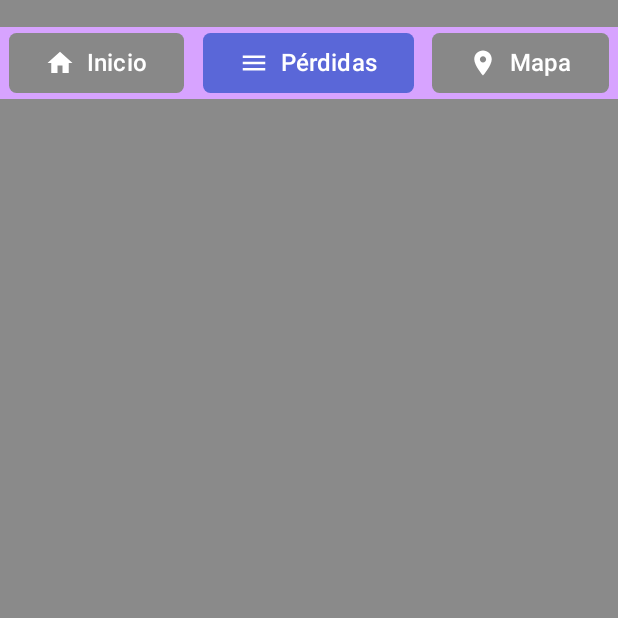
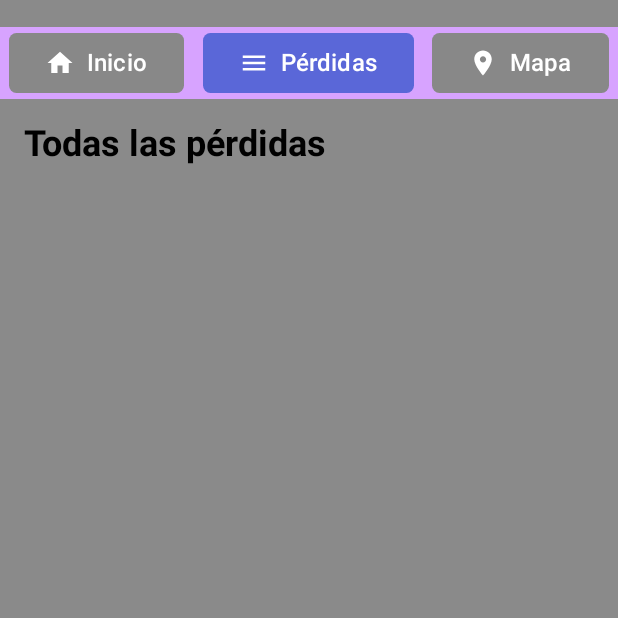
Before and after one commit to fmoorenoo/PerdidasLanzarote, an Android app built with Jetpack Compose: the screen it shows after launch (MainActivity), after a tap on "Pérdidas", on a phone screen of 412 x 824 dp, the top half of it. Run offline under Robolectric (Android 15) with nearby library versions, the phone set to English and light mode, and no system bars; our stand-ins replace Room's generated code.

Commit message:
Título y sección para mostrar todas las pérdidas

```diff
--- a/app/src/main/java/org/iesharia/perdidaslanzarote/view/LostItemsScreen.kt
+++ b/app/src/main/java/org/iesharia/perdidaslanzarote/view/LostItemsScreen.kt
@@ -1,9 +1,38 @@
 package org.iesharia.perdidaslanzarote.view
 
-import androidx.compose.runtime.Composable
+import androidx.compose.foundation.layout.*
+import androidx.compose.material3.*
+import androidx.compose.runtime.*
+import androidx.compose.ui.Modifier
+import androidx.compose.ui.platform.LocalContext
+import androidx.compose.ui.text.font.FontWeight
+import androidx.compose.ui.unit.dp
+import androidx.compose.ui.unit.sp
+import org.iesharia.perdidaslanzarote.model.entities.LostItem
 import org.iesharia.perdidaslanzarote.viewmodel.AppViewModel
 
 @Composable
 fun LostItemsScreen(appViewModel: AppViewModel) {
+    val lostItems by appViewModel.getAllLostItems().collectAsState(initial = emptyList())
+    var showEditor by remember { mutableStateOf(false) }
+    var itemToEdit by remember { mutableStateOf<LostItem?>(null) }
 
+    val context = LocalContext.current
+
+    Column(
+        modifier = Modifier
+            .fillMaxSize(),
+        verticalArrangement = Arrangement.spacedBy(8.dp)
+    ) {
+        Text(
+            text = "Todas las pérdidas",
+            fontWeight = FontWeight.Bold,
+            fontSize = 24.sp,
+            modifier = Modifier.padding(bottom = 8.dp)
+        )
+
+        lostItems.forEach { lostItem ->
+            val lostItemType = appViewModel.getItemTypeById(lostItem.itemTypeId)
+        }
+    }
 }
```
